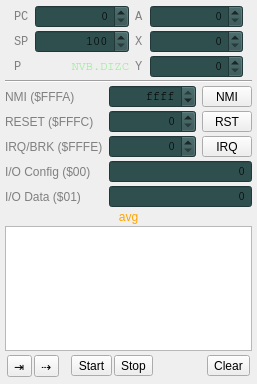
Before: the Qt Designer form cpuwidget.ui in rjaremczak/mo65x, drawn with Qt 5.
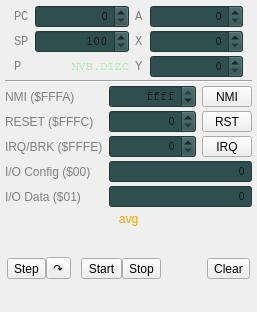
After: the same form once the commit is applied. Custom widgets are drawn as their Qt base class.

Commit message: dissassembler view externalized, generalized and added to the stack as well as to cpu widget

```diff
--- a/cpuwidget.ui
+++ b/cpuwidget.ui
@@ -7,7 +7,7 @@
     <x>0</x>
     <y>0</y>
     <width>257</width>
-    <height>384</height>
+    <height>312</height>
    </rect>
   </property>
   <property name="maximumSize">
@@ -657,7 +657,7 @@
       <item row="6" column="0" colspan="3">
        <widget class="QLabel" name="avgStatistics">
         <property name="styleSheet">
-         <string notr="true">color:orange</string>
+         <string notr="true">color:orange; margin-top: 2px; margin-bottom:2px</string>
         </property>
         <property name="text">
          <string>avg</string>
@@ -669,38 +669,11 @@
       </item>
      </layout>
     </item>
-    <item>
-     <widget class="QTextBrowser" name="disassemblerView">
-      <property name="sizePolicy">
-       <sizepolicy hsizetype="MinimumExpanding" vsizetype="MinimumExpanding">
-        <horstretch>0</horstretch>
-        <verstretch>0</verstretch>
-       </sizepolicy>
-      </property>
-      <property name="font">
-       <font>
-        <family>Courier</family>
-       </font>
-      </property>
-      <property name="verticalScrollBarPolicy">
-       <enum>Qt::ScrollBarAlwaysOff</enum>
-      </property>
-      <property name="horizontalScrollBarPolicy">
-       <enum>Qt::ScrollBarAlwaysOff</enum>
-      </property>
-      <property name="sizeAdjustPolicy">
-       <enum>QAbstractScrollArea::AdjustToContentsOnFirstShow</enum>
-      </property>
-      <property name="lineWrapMode">
-       <enum>QTextEdit::NoWrap</enum>
-      </property>
-     </widget>
-    </item>
     <item>
      <widget class="QFrame" name="auxFrame">
       <layout class="QHBoxLayout" name="controlGroup">
        <property name="spacing">
-        <number>2</number>
+        <number>0</number>
        </property>
        <property name="leftMargin">
         <number>2</number>
@@ -720,7 +693,7 @@
           <string>Execute One Instruction</string>
          </property>
          <property name="text">
-          <string>⇥</string>
+          <string>Step</string>
          </property>
         </widget>
        </item>
@@ -730,7 +703,7 @@
           <string>Skip One Instruction</string>
          </property>
          <property name="text">
-          <string>⇢</string>
+          <string>↷</string>
          </property>
         </widget>
        </item>
```
The commit also changes 27 other files.
